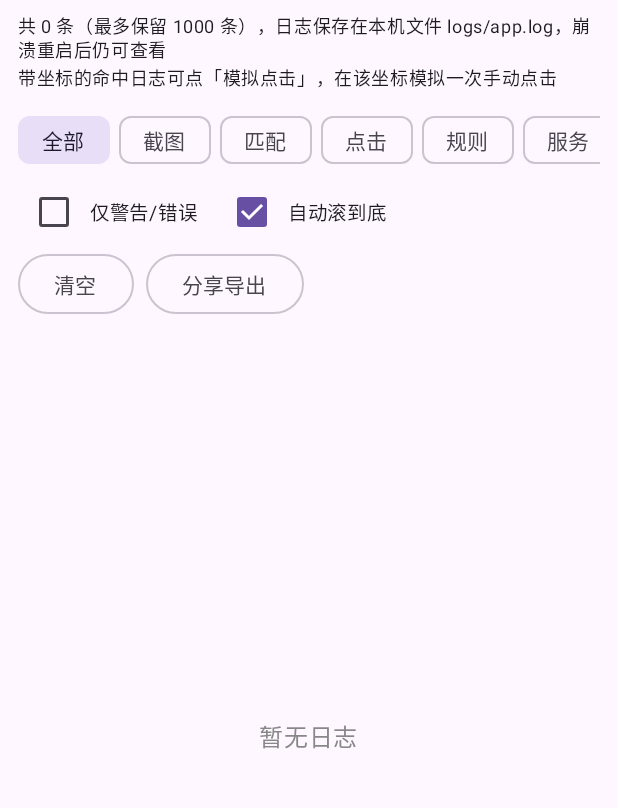
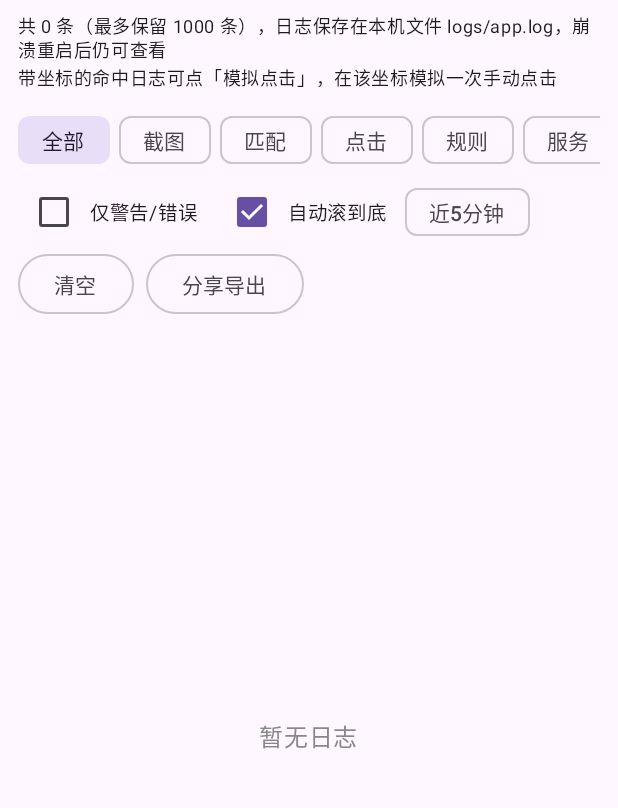
Before and after one commit to anransu983-sketch/ColorClicker, an Android app built with Jetpack Compose: the screen it shows after launch (MainActivity), after a tap on "查看详细日志", on a phone screen of 412 x 824 dp, the part 78-886 px from its top. Run offline under Robolectric (Android 15) with nearby library versions, the phone set to English and light mode, and no system bars; libraries missing offline, so code that uses them is left out: org.opencv.android; pictures from the network do not load; 2 statements that could not run were skipped.

Commit message:
0.24: 日志近5分钟＋记忆学习入口

```diff
--- a/app/build.gradle.kts
+++ b/app/build.gradle.kts
@@ -13,8 +13,8 @@ android {
         applicationId = "com.example.colorclicker"
         minSdk = 30
         targetSdk = 34
-        versionCode = 24
-        versionName = "0.23"
+        versionCode = 25
+        versionName = "0.24"
     }
     // 固定签名：signing.properties（本机）或 CI secret 解出的同名文件提供密码，
     // keystore 在 ~/workspace/keys/colorclicker-release.keystore（不进仓库）。
--- a/app/src/main/java/com/example/colorclicker/LogScreen.kt
+++ b/app/src/main/java/com/example/colorclicker/LogScreen.kt
@@ -19,9 +19,10 @@ import androidx.compose.ui.unit.dp
 import androidx.compose.ui.unit.sp
 import androidx.compose.ui.window.Dialog
 import androidx.compose.ui.window.DialogProperties
+import kotlinx.coroutines.delay
 import kotlinx.coroutines.launch
 
-private val TAGS = listOf("全部", "截图", "匹配", "点击", "规则", "服务", "启动", "崩溃")
+private val TAGS = listOf("全部", "截图", "匹配", "点击", "规则", "服务", "启动", "崩溃", "记忆", "守卫", "性能", "复盘")
 
 private fun levelColor(level: String) = when (level) {
     "ERROR" -> Color(0xFFD32F2F)
@@ -38,11 +39,25 @@ fun LogScreen(onDismiss: () -> Unit) {
     var tag by remember { mutableStateOf("全部") }
     var onlyErrors by remember { mutableStateOf(false) }
     var autoScroll by remember { mutableStateOf(true) }
+    var recentOnly by remember { mutableStateOf(false) }
+    var tick by remember { mutableIntStateOf(0) }
     val listState = rememberLazyListState()
 
-    val shown = remember(AppLog.lines.size, tag, onlyErrors) {
+    // 近5分钟开着时每 15 秒重算一次，否则旧日志会一直赖在列表里
+    LaunchedEffect(recentOnly) {
+        if (recentOnly) {
+            while (true) {
+                delay(15_000)
+                tick++
+            }
+        }
+    }
+
+    val shown = remember(AppLog.lines.size, tag, onlyErrors, recentOnly, tick) {
+        val cutoff = System.currentTimeMillis() - 5 * 60 * 1000
         AppLog.lines.filter {
-            (tag == "全部" || it.tag == tag) && (!onlyErrors || it.level == "ERROR" || it.level == "WARN")
+            (tag == "全部" || it.tag == tag) && (!onlyErrors || it.level == "ERROR" || it.level == "WARN") &&
+                (!recentOnly || it.time >= cutoff)
         }
     }
 
@@ -74,6 +89,7 @@ fun LogScreen(onDismiss: () -> Unit) {
                         Checkbox(autoScroll, { autoScroll = it })
                         Text("自动滚到底", fontSize = 13.sp)
                     }
+                    FilterChip(recentOnly, { recentOnly = !recentOnly }, { Text("近5分钟") })
                 }
                 Row(horizontalArrangement = Arrangement.spacedBy(8.dp)) {
                     OutlinedButton({
@@ -93,7 +109,7 @@ fun LogScreen(onDismiss: () -> Unit) {
                 Spacer(Modifier.height(8.dp))
                 if (shown.isEmpty()) {
                     Box(Modifier.fillMaxSize(), contentAlignment = Alignment.Center) {
-                        Text("暂无日志", color = Color.Gray)
+                        Text(if (recentOnly) "近5分钟内暂无日志" else "暂无日志", color = Color.Gray)
                     }
                 } else {
                     LazyColumn(state = listState, modifier = Modifier.fillMaxSize(), verticalArrangement = Arrangement.spacedBy(2.dp)) {
--- a/app/src/main/java/com/example/colorclicker/MainActivity.kt
+++ b/app/src/main/java/com/example/colorclicker/MainActivity.kt
@@ -68,6 +68,8 @@ class MainActivity : ComponentActivity() {
         val rules = remember { mutableStateListOf<Rule>().apply { addAll(RuleStore.load(ctx)) } }
         var showAdd by remember { mutableStateOf(false) }
         var showLog by remember { mutableStateOf(false) }
+        var showMemory by remember { mutableStateOf(false) }
+        val memText = remember(showMemory) { if (showMemory) BoardMemory.summaryText(ctx) else null }
         var updateInfo by remember { mutableStateOf<Updater.UpdateInfo?>(null) }
         var updateProgress by remember { mutableStateOf(-1) }   // -1 未下载，0~100 下载中
         var updateError by remember { mutableStateOf("") }
@@ -96,6 +98,7 @@ class MainActivity : ComponentActivity() {
                         }) { Text("2. 授权悬浮窗") }
                         Button({ startProjection() }) { Text("3. 授权截屏并启动") }
                         OutlinedButton({ showLog = true }) { Text("查看详细日志") }
+                        OutlinedButton({ showMemory = true }) { Text("查看记忆学习") }
                         OutlinedButton({
                             updateChecked = true; updateError = ""
                             scope.launch(kotlinx.coroutines.Dispatchers.IO) {
@@ -149,7 +152,7 @@ class MainActivity : ComponentActivity() {
                             Toast.makeText(ctx, if (added + updated > 0) "内置规则已同步（新增 $added，更新 $updated）" else "内置规则已是最新", Toast.LENGTH_SHORT).show()
                         }) { Text("加载守卫城邦内置规则") }
                         Button({ GuardScript.toggle(ctx) }) { Text("一键守卫城邦") }
-                        Text("在挑战页点它：自动进场→点颜色辅助→开跑一局（只点免费，不点钻石）", style = MaterialTheme.typography.bodySmall)
+                        Text("在挑战页点它：自动进场→免费（没次数就点钻石×100）→关介绍→点颜色辅助→开跑一局", style = MaterialTheme.typography.bodySmall)
                     }
                 }
                 item { Text("规则（从上到下依次检测，命中即点击）", style = MaterialTheme.typography.titleSmall) }
@@ -187,6 +190,18 @@ class MainActivity : ComponentActivity() {
             showAdd = false
         }
         if (showLog) LogScreen { showLog = false }
+        if (showMemory) {
+            AlertDialog(
+                onDismissRequest = { showMemory = false },
+                title = { Text("记忆学习（累计）") },
+                text = {
+                    Text(
+                        memText ?: "还没打过一局，记忆是空的。\n打完一局后回来这里看累计；单局的本局记忆、核实对账在日志里，分类选「记忆」就能只看它。"
+                    )
+                },
+                confirmButton = { TextButton({ showMemory = false }) { Text("知道了") } }
+            )
+        }
         updateInfo?.let { info ->
             AlertDialog(
                 onDismissRequest = { if (updateProgress < 0) updateInfo = null },
```
Also changed, not shown: app/src/main/java/com/example/colorclicker/BoardMemory.kt (+19 -0 lines).
